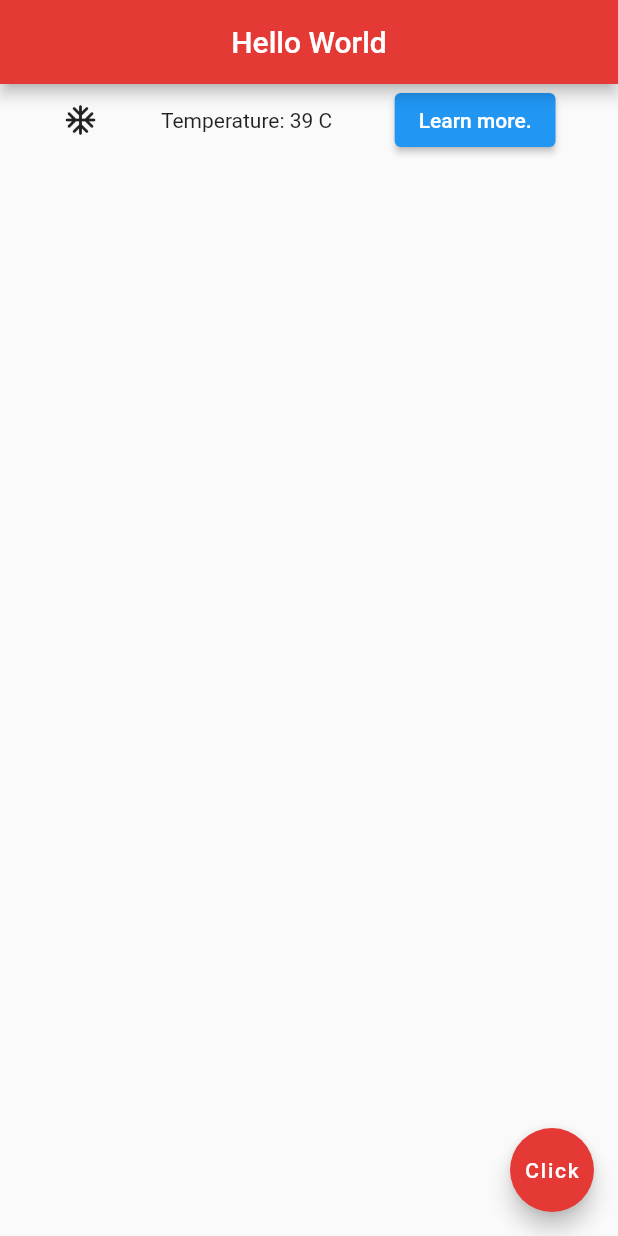
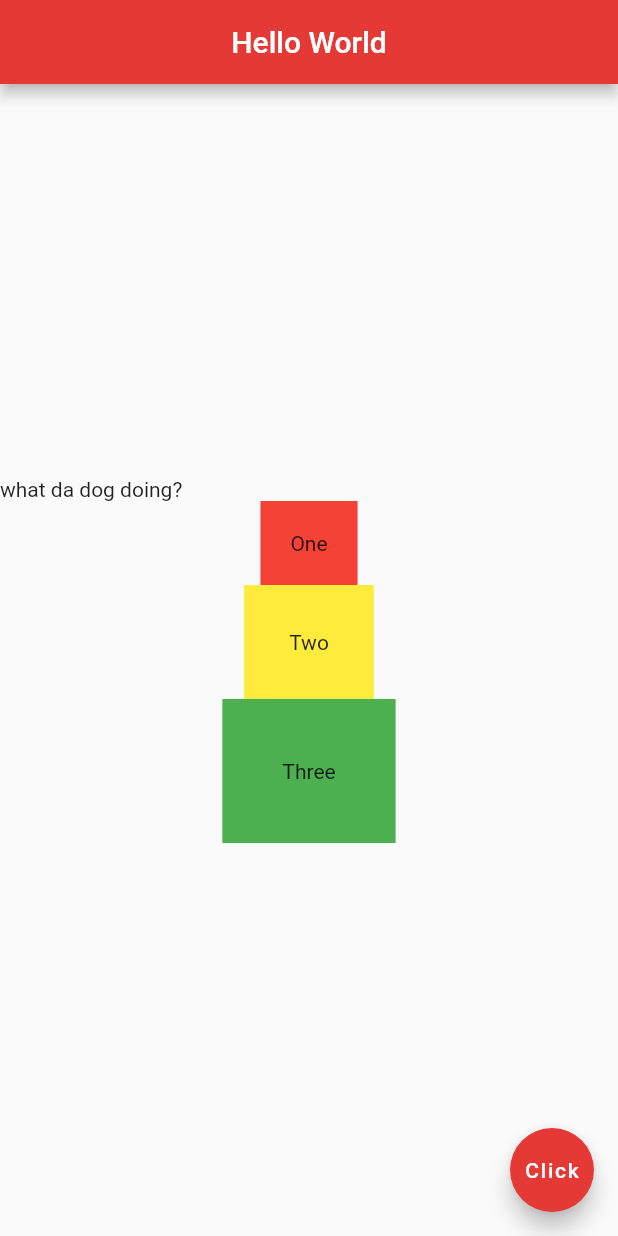
Before and after one commit to AbrahamWong/flutter_tutorial, a Flutter app: the screen it shows after launch, on a phone screen of 412 x 824 dp. Run offline on Flutter 3.47's test engine with Material 2 defaults, Android fonts, the phone set to English and light mode, and no system bars.

Commit message:
Using Columns() to place multiple Widget in a single columns, combining Row() and Column().

```diff
--- a/lib/main.dart
+++ b/lib/main.dart
@@ -26,20 +26,46 @@ class Home extends StatelessWidget {
         backgroundColor: Colors.red[600],
       ),
 
-      // Row() allows you to place multiple Widget in a single row
-      // only using Row() is fine and dandy until you realize that
-      // there is no spacing on the elements whatsoever
-      // Use MainAxisAlignment to align row elements horizontally
-      // Use CrossAxisAlignment to align row elements vertically
-      // there is no margin on Row() btw, maybe use Container for that.
-      body: Row(
-        mainAxisAlignment: MainAxisAlignment.spaceEvenly,
+      // Column() allows you to place multiple Widget in a single column
+      // only using Column() is fine and dandy until you realize that
+      // there is no spacing on the elements whatsoever and the Column()
+      // stuck on the up left side of body
+
+      // THE FUNNY THING THAT YOU MUST UNDERSTAND IS
+      // Use MainAxisAlignment to align column in the MAIN AXIS / vertically
+      // Use CrossAxisAlignment to align column in the CROSS / OPPOSITE AXIS,
+      //    which is horizontally
+      // there is no margin on Column().
+      body: Column(
+        mainAxisAlignment: MainAxisAlignment.center,
+        crossAxisAlignment: CrossAxisAlignment.center,
         children: [
-          const Icon(Icons.ac_unit_rounded),
-          const Text("Temperature: 39 C"),
-          ElevatedButton(
-              onPressed: () {},
-              child: const Text("Learn more."))
+          // The thing that I'm confused is that this Row() doesn't automatically
+          // centers as the alignment says. Does that mean that Row() takes the
+          // whole screen width? idk?
+          Row(
+            // It can be anticipated with mainAxisAlignment
+            // mainAxisAlignment: MainAxisAlignment.center,
+            children: const [
+              Text("what da "),
+              Text("dog doing?")
+            ],
+          ),
+          Container(
+            padding: EdgeInsets.all(20.0),
+            color: Colors.red,
+            child: const Text("One"),
+          ),
+          Container(
+            padding: EdgeInsets.all(30.0),
+            color: Colors.yellow,
+            child: const Text("Two"),
+          ),
+          Container(
+            padding: EdgeInsets.all(40.0),
+            color: Colors.green,
+            child: const Text("Three"),
+          ),
         ],
       ),
 
```
